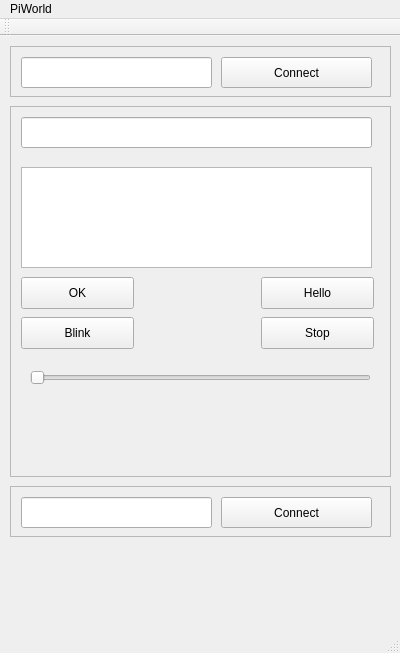
The window that mainwindow.ui (BillSnook/PiWorld) describes before a commit, drawn with Qt 5.
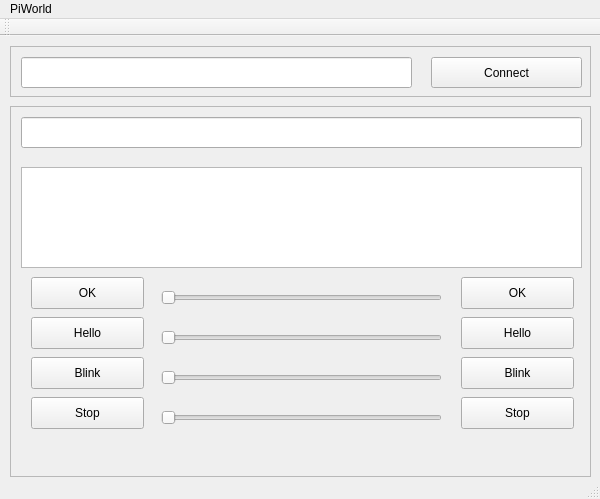
The same window after the commit.

Commit message: UI for motor buttons and sliders is setup, ready to try to connect buttons and sliders to motor hat.

The edit to the form file:
```diff
--- a/mainwindow.ui
+++ b/mainwindow.ui
@@ -6,8 +6,8 @@
    <rect>
     <x>0</x>
     <y>0</y>
-    <width>400</width>
-    <height>653</height>
+    <width>600</width>
+    <height>499</height>
    </rect>
   </property>
   <property name="windowTitle">
@@ -19,7 +19,7 @@
      <rect>
       <x>10</x>
       <y>70</y>
-      <width>381</width>
+      <width>581</width>
       <height>371</height>
      </rect>
     </property>
@@ -31,7 +31,7 @@
       <rect>
        <x>0</x>
        <y>0</y>
-       <width>379</width>
+       <width>579</width>
        <height>369</height>
       </rect>
      </property>
@@ -40,7 +40,7 @@
        <rect>
         <x>10</x>
         <y>10</y>
-        <width>351</width>
+        <width>561</width>
         <height>31</height>
        </rect>
       </property>
@@ -50,7 +50,7 @@
        <rect>
         <x>10</x>
         <y>60</y>
-        <width>351</width>
+        <width>561</width>
         <height>101</height>
        </rect>
       </property>
@@ -58,7 +58,7 @@
      <widget class="QPushButton" name="okButton">
       <property name="geometry">
        <rect>
-        <x>10</x>
+        <x>20</x>
         <y>170</y>
         <width>113</width>
         <height>32</height>
@@ -71,8 +71,8 @@
      <widget class="QPushButton" name="helloButton">
       <property name="geometry">
        <rect>
-        <x>250</x>
-        <y>170</y>
+        <x>20</x>
+        <y>210</y>
         <width>113</width>
         <height>32</height>
        </rect>
@@ -84,8 +84,8 @@
      <widget class="QPushButton" name="blinkButton">
       <property name="geometry">
        <rect>
-        <x>10</x>
-        <y>210</y>
+        <x>20</x>
+        <y>250</y>
         <width>113</width>
         <height>32</height>
        </rect>
@@ -97,8 +97,8 @@
      <widget class="QPushButton" name="stopButton">
       <property name="geometry">
        <rect>
-        <x>250</x>
-        <y>210</y>
+        <x>20</x>
+        <y>290</y>
         <width>113</width>
         <height>32</height>
        </rect>
@@ -110,9 +110,35 @@
      <widget class="QSlider" name="horizontalSlider">
       <property name="geometry">
        <rect>
-        <x>19</x>
+        <x>150</x>
+        <y>180</y>
+        <width>281</width>
+        <height>21</height>
+       </rect>
+      </property>
+      <property name="orientation">
+       <enum>Qt::Horizontal</enum>
+      </property>
+     </widget>
+     <widget class="QSlider" name="m2Slider">
+      <property name="geometry">
+       <rect>
+        <x>150</x>
+        <y>220</y>
+        <width>281</width>
+        <height>21</height>
+       </rect>
+      </property>
+      <property name="orientation">
+       <enum>Qt::Horizontal</enum>
+      </property>
+     </widget>
+     <widget class="QSlider" name="m3Slider">
+      <property name="geometry">
+       <rect>
+        <x>150</x>
         <y>260</y>
-        <width>341</width>
+        <width>281</width>
         <height>22</height>
        </rect>
       </property>
@@ -120,6 +146,71 @@
        <enum>Qt::Horizontal</enum>
       </property>
      </widget>
+     <widget class="QSlider" name="m4Slider">
+      <property name="geometry">
+       <rect>
+        <x>150</x>
+        <y>300</y>
+        <width>281</width>
+        <height>22</height>
+       </rect>
+      </property>
+      <property name="orientation">
+       <enum>Qt::Horizontal</enum>
+      </property>
+     </widget>
+     <widget class="QPushButton" name="okButton_2">
+      <property name="geometry">
+       <rect>
+        <x>450</x>
+        <y>170</y>
+        <width>113</width>
+        <height>32</height>
+       </rect>
+      </property>
+      <property name="text">
+       <string>OK</string>
+      </property>
+     </widget>
+     <widget class="QPushButton" name="helloButton_2">
+      <property name="geometry">
+       <rect>
+        <x>450</x>
+        <y>210</y>
+        <width>113</width>
+        <height>32</height>
+       </rect>
+      </property>
+      <property name="text">
+       <string>Hello</string>
+      </property>
+     </widget>
+     <widget class="QPushButton" name="blinkButton_2">
+      <property name="geometry">
+       <rect>
+        <x>450</x>
+        <y>250</y>
+        <width>113</width>
+        <height>32</height>
+       </rect>
+      </property>
+      <property name="text">
+       <string>Blink</string>
+      </property>
+     </widget>
+     <widget class="QPushButton" name="stopButton_2">
+      <property name="geometry">
+       <rect>
+        <x>450</x>
+        <y>290</y>
+        <width>113</width>
+        <height>32</height>
+       </rect>
+      </property>
+      <property name="text">
+       <string>Stop</string>
+      </property>
+     </widget>
     </widget>
    </widget>
    <widget class="QScrollArea" name="connectBox">
@@ -130,7 +221,7 @@
      <rect>
       <x>10</x>
       <y>10</y>
-      <width>381</width>
+      <width>581</width>
       <height>51</height>
      </rect>
     </property>
@@ -142,7 +233,7 @@
       <rect>
        <x>0</x>
        <y>0</y>
-       <width>379</width>
+       <width>579</width>
        <height>49</height>
       </rect>
      </property>
@@ -151,7 +242,7 @@
        <rect>
         <x>10</x>
         <y>10</y>
-        <width>191</width>
+        <width>391</width>
         <height>31</height>
        </rect>
       </property>
@@ -159,56 +250,7 @@
      <widget class="QPushButton" name="connectButton">
       <property name="geometry">
        <rect>
-        <x>210</x>
-        <y>10</y>
-        <width>151</width>
-        <height>31</height>
-       </rect>
-      </property>
-      <property name="text">
-       <string>Connect</string>
-      </property>
-     </widget>
-    </widget>
-   </widget>
-   <widget class="QScrollArea" name="warmupBox">
-    <property name="enabled">
-     <bool>true</bool>
-    </property>
-    <property name="geometry">
-     <rect>
-      <x>10</x>
-      <y>450</y>
-      <width>381</width>
-      <height>51</height>
-     </rect>
-    </property>
-    <property name="widgetResizable">
-     <bool>true</bool>
-    </property>
-    <widget class="QWidget" name="scrollAreaWidgetContents_2">
-     <property name="geometry">
-      <rect>
-       <x>0</x>
-       <y>0</y>
-       <width>379</width>
-       <height>49</height>
-      </rect>
-     </property>
-     <widget class="QLineEdit" name="talkAddress_2">
-      <property name="geometry">
-       <rect>
-        <x>10</x>
-        <y>10</y>
-        <width>191</width>
-        <height>31</height>
-       </rect>
-      </property>
-     </widget>
-     <widget class="QPushButton" name="connectButton_2">
-      <property name="geometry">
-       <rect>
-        <x>210</x>
+        <x>420</x>
         <y>10</y>
         <width>151</width>
         <height>31</height>
@@ -226,7 +268,7 @@
     <rect>
      <x>0</x>
      <y>0</y>
-     <width>400</width>
+     <width>600</width>
      <height>22</height>
     </rect>
    </property>
```
Left out of the diff: 5 changed lines with no effect on the pictures. The commit also changes 2 other files.
